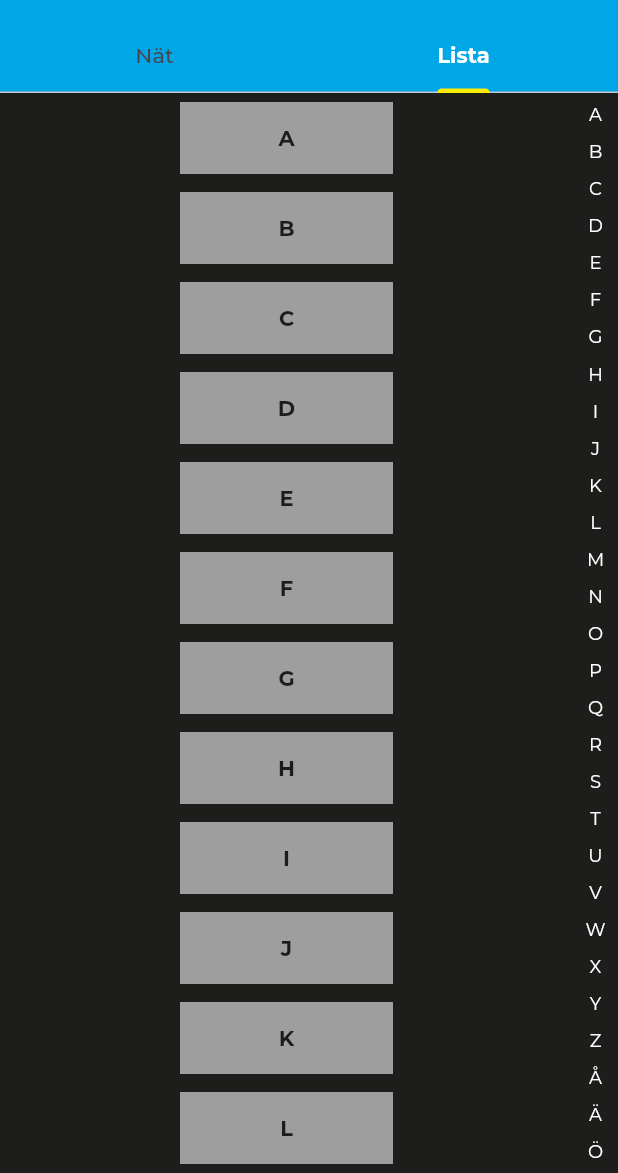
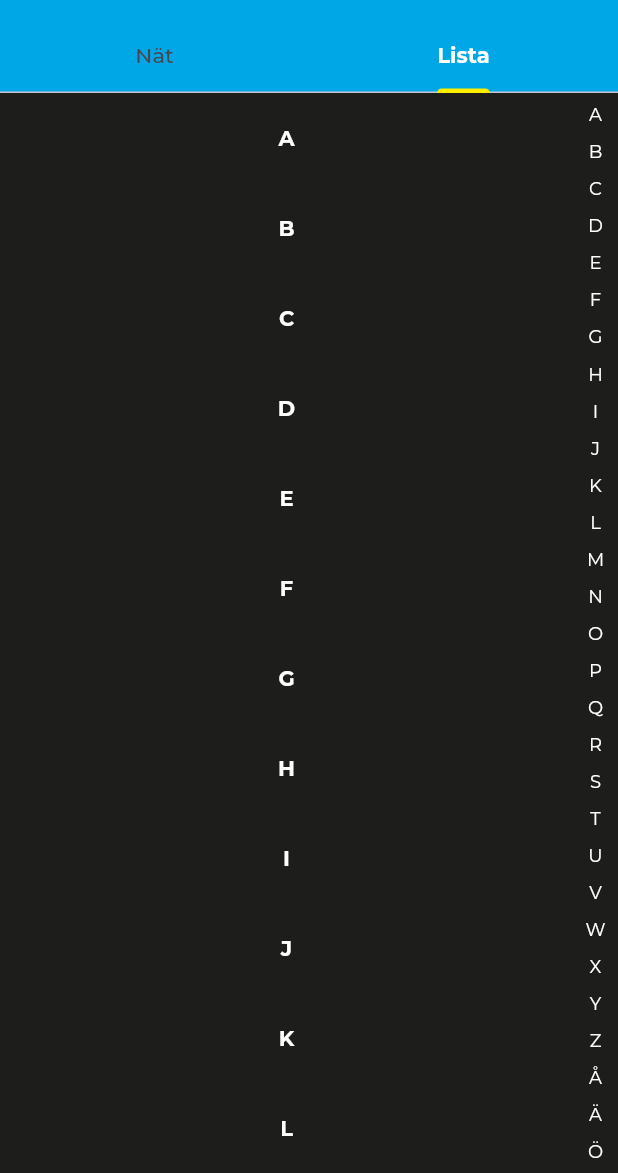
Before and after one commit to DanielWillforss/lokal16_software, a Flutter app: the MainView screen opened by its route, tab 2 chosen, on a phone screen of 412 x 824 dp, the part 63-1236 px from its top. Run offline on Flutter 3.47's test engine with Material 3 defaults, Android fonts, the light colour scheme and no system bars; our stand-ins replace connectivity_plus, google_fonts, googleapis_auth; missing offline and left inert: googleapis; accounts and stored records are empty.

Commit message:
color change

```diff
--- a/lib/pages/member_page.dart
+++ b/lib/pages/member_page.dart
@@ -26,6 +26,7 @@ class _MemberPageState extends State<MemberPage> {
   bool deleting = false;
   Timer? inactiveTimer;
 
+  @override
   void dispose() {
     inactiveTimer?.cancel();
     super.dispose();
--- a/lib/widgets/mainview/member_list.dart
+++ b/lib/widgets/mainview/member_list.dart
@@ -43,12 +43,13 @@ class _MemberListState extends State<MemberList> {
             height: 48,
             width:  60,
             child: Container(
-              color: Colors.grey,
+              color: Style.black,
               child: Center(
                 child: Text(
                   alphabet[index-1],
                   style: const TextStyle(
                     fontWeight: FontWeight.bold,
+                    color: Colors.white,
                   ),
                 ),
               ),
```
